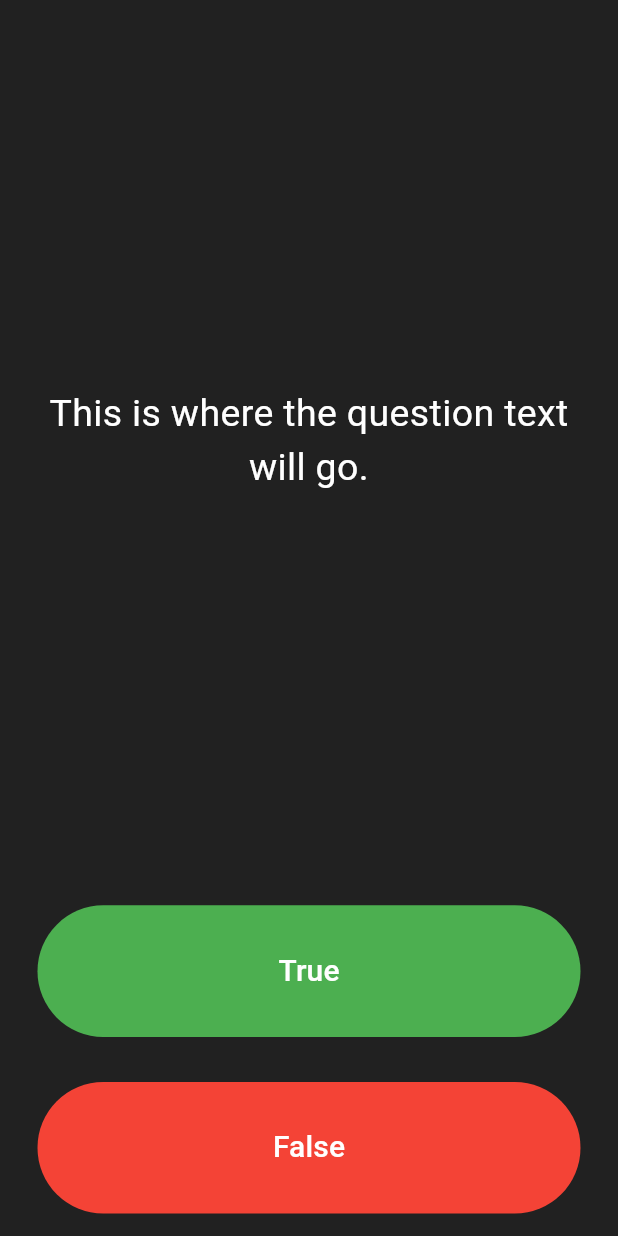
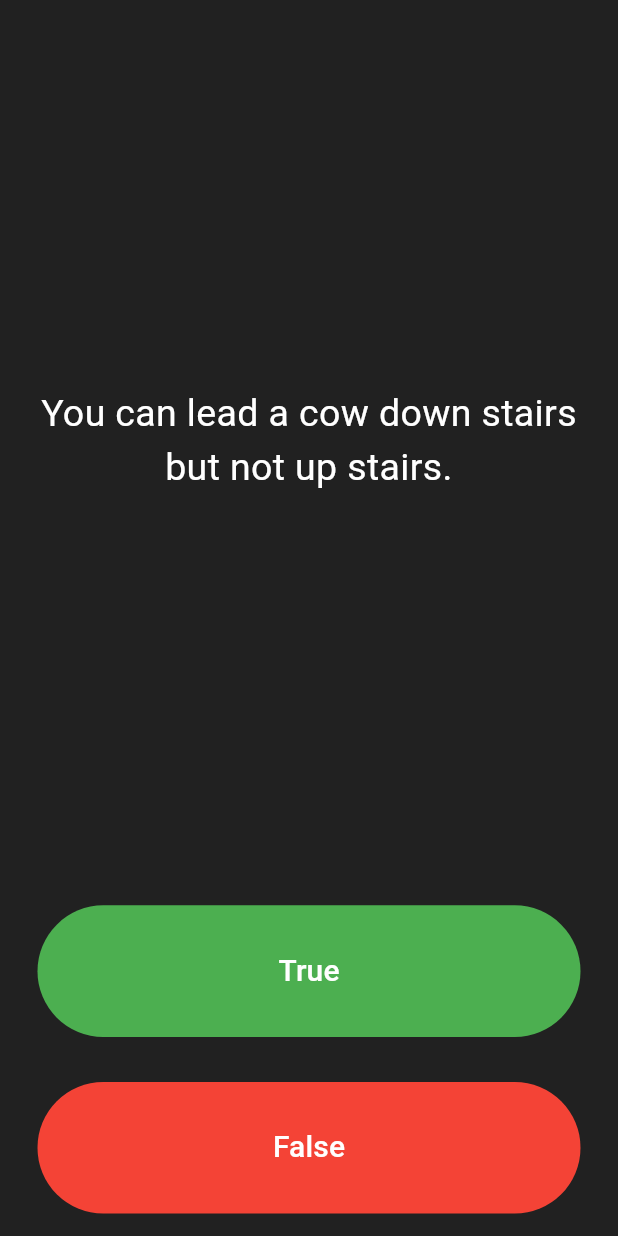
Before and after one commit to Aspharier/quizzler_flutter, a Flutter app: the screen it shows after launch, on a phone screen of 412 x 824 dp. Run offline on Flutter 3.47's test engine with Material 3 defaults, Android fonts, the phone set to English and light mode, and no system bars.

Commit message:
added questions, added the scorekeeper and the icons

```diff
--- a/lib/main.dart
+++ b/lib/main.dart
@@ -26,21 +26,35 @@ class QuizPage extends StatefulWidget {
 }
 
 class _QuizPageState extends State<QuizPage> {
+  List<Icon> ScoreKeeper = [];
+  List<String> questions = [
+    'You can lead a cow down stairs but not up stairs.',
+    'Approximately one quarter of human bones are in the feet.',
+    'A slug\'s blood is green.'
+  ];
+  int questionNumber = 0;
+  void questionChange() {
+    setState(() {
+      questions[questionNumber + 1];
+    });
+  }
+
+  List<bool> answers = [false, true, true];
   @override
   Widget build(BuildContext context) {
     return Column(
       mainAxisAlignment: MainAxisAlignment.spaceBetween,
       crossAxisAlignment: CrossAxisAlignment.stretch,
       children: <Widget>[
-        const Expanded(
+        Expanded(
           flex: 5,
           child: Padding(
             padding: EdgeInsets.all(10.0),
             child: Center(
               child: Text(
-                'This is where the question text will go.',
+                questions[questionNumber],
                 textAlign: TextAlign.center,
-                style: TextStyle(
+                style: const TextStyle(
                   fontSize: 25.0,
                   color: Colors.white,
                 ),
@@ -64,7 +78,16 @@ class _QuizPageState extends State<QuizPage> {
                 ),
               ),
               onPressed: () {
-                //The user picked true.
+                //The USER picked True
+                bool correctAnswer = answers[questionNumber];
+                if (correctAnswer == true) {
+                  print('You got it right!');
+                } else {
+                  print('You got it wrong!');
+                }
+                setState(() {
+                  questionNumber++;
+                });
               },
             ),
           ),
@@ -84,11 +107,22 @@ class _QuizPageState extends State<QuizPage> {
               ),
               onPressed: () {
                 //The user picked false.
+                bool correctAnswer = answers[questionNumber];
+                if (correctAnswer == false) {
+                  print('You got it right!');
+                } else {
+                  print('You got it wrong!');
+                }
+                setState(() {
+                  questionNumber++;
+                });
               },
             ),
           ),
         ),
-        //TODO: Add a Row here as your score keeper
+        Row(
+          children: ScoreKeeper,
+        ),
       ],
     );
   }
```
